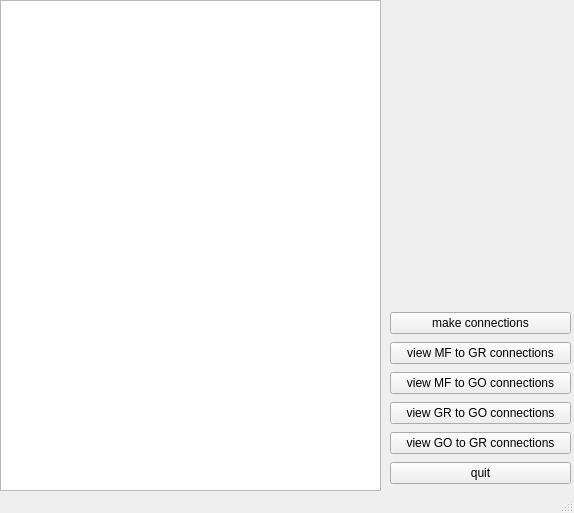
Above: includes/genesismw.ui from wenkeli/Cerebellum_simulation before the change. Below: the same form after it.
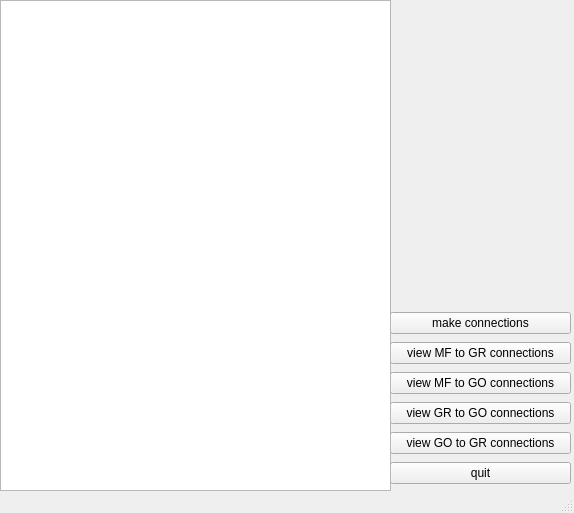
That is the form after the change.

Commit message: Qt gui initial integration

The edit to the form file:
```diff
--- a/includes/genesismw.ui
+++ b/includes/genesismw.ui
@@ -72,7 +72,7 @@
      <rect>
       <x>0</x>
       <y>0</y>
-      <width>381</width>
+      <width>391</width>
       <height>491</height>
      </rect>
     </property>
```
Left out of the diff: 44 changed lines with no effect on the pictures. The commit also changes 7 other files.
